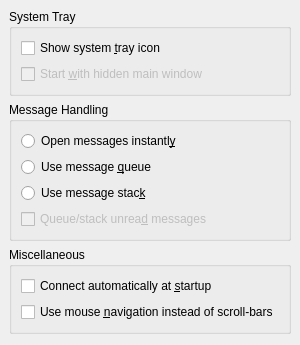
Before: the Qt Designer form kopete/config/behavior/behaviorconfig_general.ui in KDE/kopete, drawn with Qt 5.
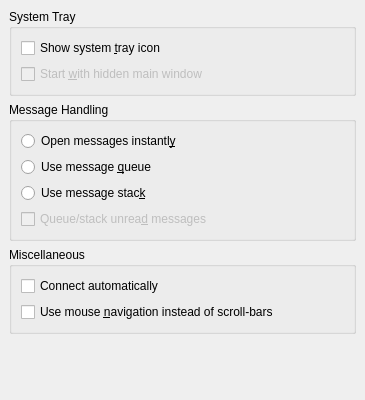
After: the same form once the commit is applied.

Commit message: Use networkstatus from Solid instead of half-ported networkstatus from KDE 3.  Change the 'Connect automatically on startup' behaviour option to 'Connect automatically', responding to network status change events as well as on startup.  Offline mode is now handled in Kopeteapplication, instead of using the 'magic' ManagedConnectionAccount class.  Show a widget in the status bar indicating offline.  Note, there are no real network status applications in KDE 4 yet.  Instead, use kdebase/workspace/solid/networking/tests/networkingservice to fake network disconnection.

```diff
--- a/kopete/config/behavior/behaviorconfig_general.ui
+++ b/kopete/config/behavior/behaviorconfig_general.ui
@@ -8,8 +8,8 @@
         <rect>
             <x>0</x>
             <y>0</y>
-    <width>275</width>
-    <height>345</height>
+    <width>365</width>
+    <height>400</height>
         </rect>
     </property>
   <property name="windowTitle" >
@@ -157,7 +157,7 @@
                         <string>When starting Kopete all your accounts will be connected automatically. Note: You can exclude accounts individually in their properties.</string>
                     </property>
         <property name="text" >
-         <string>Connect automatically at &amp;startup</string>
+         <string>Connect automatically</string>
                     </property>
        </widget>
       </item>
```
Left out of the diff: 75 changed lines with no effect on the pictures. Lines whose indentation alone changed are shown as unchanged. The commit also changes 4 other files.
